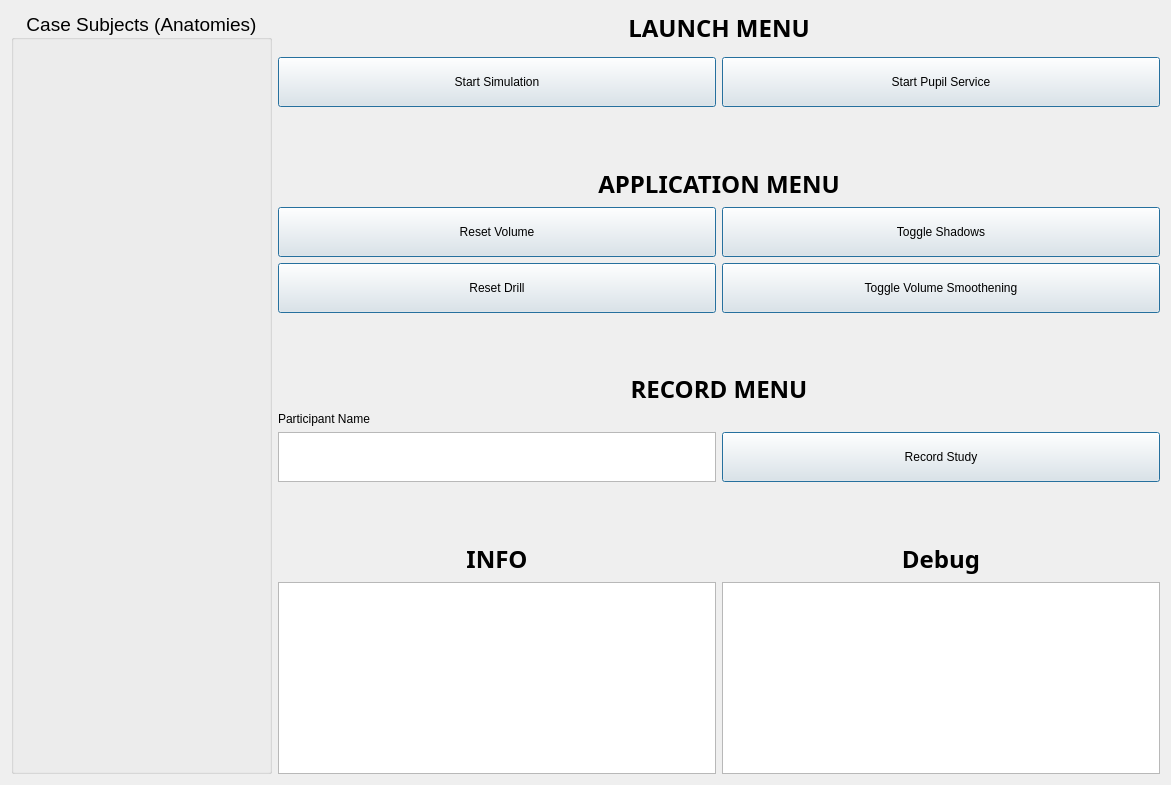
Above: scripts/study_gui/layout.ui from LCSR-SICKKIDS/volumetric_drilling before the change. Below: the same form after it.
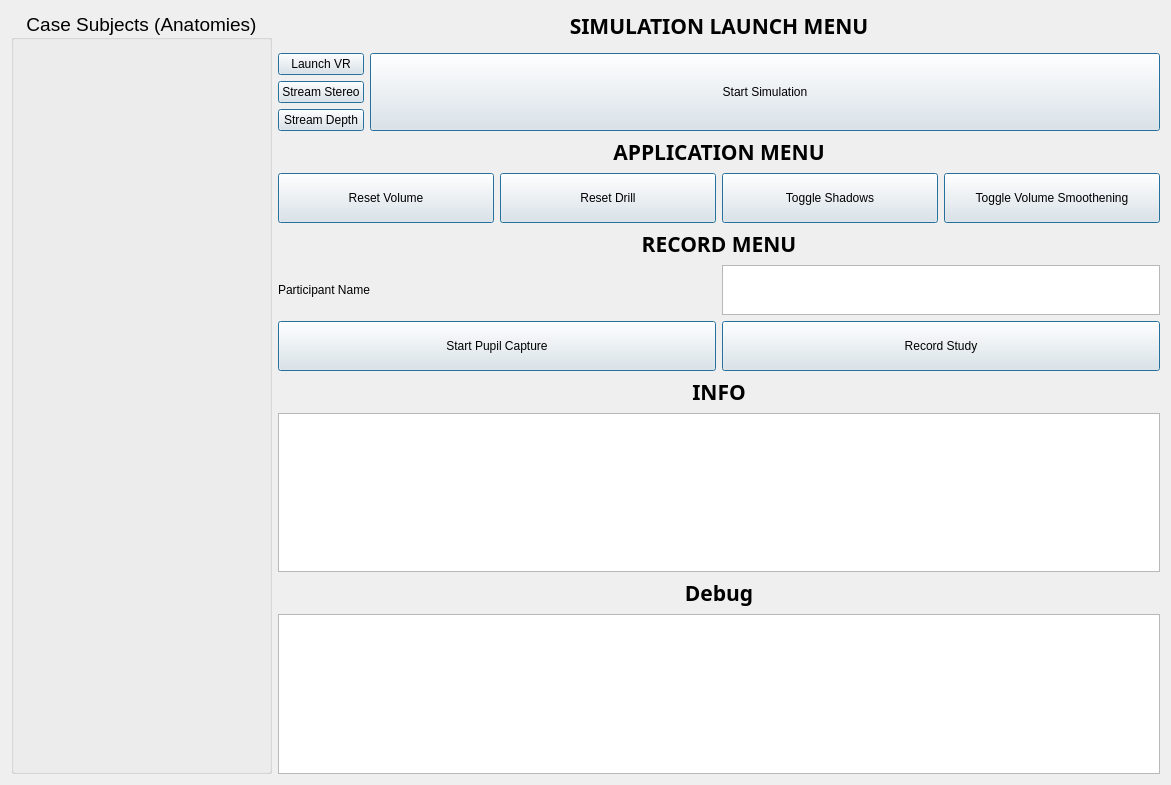
That is the form after the change.

Commit message: Added buttons for launch different cams and updated GUI

Diff of the .ui file:
```diff
--- a/scripts/study_gui/layout.ui
+++ b/scripts/study_gui/layout.ui
@@ -14,12 +14,12 @@
    <string>Form</string>
   </property>
   <layout class="QGridLayout" name="gridLayout_2">
-   <item row="7" column="2">
+   <item row="5" column="2">
     <widget class="QLabel" name="label">
      <property name="font">
       <font>
        <family>Ubuntu Mono</family>
-       <pointsize>18</pointsize>
+       <pointsize>16</pointsize>
        <weight>75</weight>
        <bold>true</bold>
       </font>
@@ -37,71 +37,34 @@
      <property name="font">
       <font>
        <family>Ubuntu Mono</family>
-       <pointsize>18</pointsize>
+       <pointsize>16</pointsize>
        <weight>75</weight>
        <bold>true</bold>
       </font>
      </property>
      <property name="text">
-      <string>LAUNCH MENU</string>
+      <string>SIMULATION LAUNCH MENU</string>
      </property>
      <property name="alignment">
       <set>Qt::AlignCenter</set>
      </property>
     </widget>
    </item>
-   <item row="0" column="0" rowspan="11">
-    <widget class="QGroupBox" name="groupBox">
-     <property name="sizePolicy">
-      <sizepolicy hsizetype="Preferred" vsizetype="Preferred">
-       <horstretch>0</horstretch>
-       <verstretch>0</verstretch>
-      </sizepolicy>
-     </property>
-     <property name="minimumSize">
-      <size>
-       <width>0</width>
-       <height>100</height>
-      </size>
-     </property>
-     <property name="font">
-      <font>
-       <pointsize>14</pointsize>
-      </font>
-     </property>
-     <property name="title">
-      <string>Case Subjects (Anatomies)</string>
-     </property>
-     <property name="alignment">
-      <set>Qt::AlignCenter</set>
-     </property>
-     <property name="flat">
-      <bool>false</bool>
-     </property>
-     <property name="checkable">
-      <bool>false</bool>
-     </property>
-     <layout class="QVBoxLayout" name="verticalLayout">
-      <item>
-       <layout class="QGridLayout" name="gridLayout"/>
-      </item>
-     </layout>
-    </widget>
-   </item>
-   <item row="10" column="2">
+   <item row="7" column="2">
     <layout class="QGridLayout" name="gridLayout_9">
-     <item row="1" column="1">
-      <widget class="QPlainTextEdit" name="textEdit_debug"/>
-     </item>
      <item row="1" column="0">
-      <widget class="QPlainTextEdit" name="textEdit_info"/>
+      <widget class="QPlainTextEdit" name="textEdit_info">
+       <property name="readOnly">
+        <bool>true</bool>
+       </property>
+      </widget>
      </item>
      <item row="0" column="0">
       <widget class="QLabel" name="label_4">
        <property name="font">
         <font>
          <family>Ubuntu Mono</family>
-         <pointsize>18</pointsize>
+         <pointsize>16</pointsize>
          <weight>75</weight>
          <bold>true</bold>
         </font>
@@ -114,12 +77,12 @@
        </property>
       </widget>
      </item>
-     <item row="0" column="1">
+     <item row="2" column="0">
       <widget class="QLabel" name="label_5">
        <property name="font">
         <font>
          <family>Ubuntu Mono</family>
-         <pointsize>18</pointsize>
+         <pointsize>16</pointsize>
          <weight>75</weight>
          <bold>true</bold>
         </font>
@@ -132,11 +95,18 @@
        </property>
       </widget>
      </item>
+     <item row="3" column="0">
+      <widget class="QPlainTextEdit" name="textEdit_debug">
+       <property name="readOnly">
+        <bool>true</bool>
+       </property>
+      </widget>
+     </item>
     </layout>
    </item>
-   <item row="5" column="2">
+   <item row="4" column="2">
     <layout class="QGridLayout" name="gridLayout_3">
-     <item row="6" column="1">
+     <item row="6" column="2">
       <widget class="QPushButton" name="button_toggle_shadows">
        <property name="minimumSize">
         <size>
@@ -168,7 +138,7 @@
        </property>
       </widget>
      </item>
-     <item row="7" column="0">
+     <item row="6" column="1">
       <widget class="QPushButton" name="button_reset_drill">
        <property name="minimumSize">
         <size>
@@ -184,7 +154,7 @@
        </property>
       </widget>
      </item>
-     <item row="7" column="1">
+     <item row="6" column="3">
       <widget class="QPushButton" name="button_toggle_vol_smooth">
        <property name="minimumSize">
         <size>
@@ -204,28 +174,81 @@
    </item>
    <item row="2" column="2">
     <layout class="QGridLayout" name="gridLayout_5">
-     <item row="2" column="1">
-      <widget class="QPushButton" name="button_pupil_service">
-       <property name="minimumSize">
-        <size>
-         <width>0</width>
-         <height>50</height>
-        </size>
+     <item row="3" column="1">
+      <widget class="QPushButton" name="button_launch_vr">
+       <property name="sizePolicy">
+        <sizepolicy hsizetype="Preferred" vsizetype="Preferred">
+         <horstretch>0</horstretch>
+         <verstretch>0</verstretch>
+        </sizepolicy>
        </property>
        <property name="text">
-        <string>Start Pupil Service</string>
+        <string>Launch VR</string>
        </property>
+       <property name="checkable">
+        <bool>true</bool>
+       </property>
        <property name="default">
         <bool>true</bool>
        </property>
       </widget>
      </item>
-     <item row="2" column="0">
+     <item row="4" column="1">
+      <widget class="QPushButton" name="button_stream_stereo">
+       <property name="sizePolicy">
+        <sizepolicy hsizetype="Preferred" vsizetype="Preferred">
+         <horstretch>0</horstretch>
+         <verstretch>0</verstretch>
+        </sizepolicy>
+       </property>
+       <property name="toolTip">
+        <string>&lt;html&gt;&lt;head/&gt;&lt;body&gt;&lt;p&gt;Push to enable to publishing stereo video as ROS images&lt;/p&gt;&lt;/body&gt;&lt;/html&gt;</string>
+       </property>
+       <property name="text">
+        <string>Stream Stereo</string>
+       </property>
+       <property name="checkable">
+        <bool>true</bool>
+       </property>
+       <property name="default">
+        <bool>true</bool>
+       </property>
+      </widget>
+     </item>
+     <item row="5" column="1">
+      <widget class="QPushButton" name="button_stream_depth">
+       <property name="sizePolicy">
+        <sizepolicy hsizetype="Preferred" vsizetype="Preferred">
+         <horstretch>0</horstretch>
+         <verstretch>0</verstretch>
+        </sizepolicy>
+       </property>
+       <property name="toolTip">
+        <string>&lt;html&gt;&lt;head/&gt;&lt;body&gt;&lt;p&gt;Push to enable publishing depth as ROS depth point cloud&lt;/p&gt;&lt;/body&gt;&lt;/html&gt;</string>
+       </property>
+       <property name="text">
+        <string>Stream Depth</string>
+       </property>
+       <property name="checkable">
+        <bool>true</bool>
+       </property>
+       <property name="default">
+        <bool>true</bool>
+       </property>
+      </widget>
+     </item>
+     <item row="3" column="2" rowspan="3">
       <widget class="QPushButton" name="button_start_simulation">
+       <property name="sizePolicy">
+        <sizepolicy hsizetype="Expanding" vsizetype="Preferred">
+         <horstretch>0</horstretch>
+         <verstretch>0</verstretch>
+        </sizepolicy>
+       </property>
        <property name="minimumSize">
         <size>
          <width>0</width>
-         <height>50</height>
+         <height>0</height>
         </size>
        </property>
        <property name="text">
@@ -239,24 +262,11 @@
     </layout>
    </item>
    <item row="3" column="2">
-    <spacer name="verticalSpacer">
-     <property name="orientation">
-      <enum>Qt::Vertical</enum>
-     </property>
-     <property name="sizeHint" stdset="0">
-      <size>
-       <width>20</width>
-       <height>40</height>
-      </size>
-     </property>
-    </spacer>
-   </item>
-   <item row="4" column="2">
     <widget class="QLabel" name="label_2">
      <property name="font">
       <font>
        <family>Ubuntu Mono</family>
-       <pointsize>18</pointsize>
+       <pointsize>16</pointsize>
        <weight>75</weight>
        <bold>true</bold>
       </font>
@@ -272,32 +282,9 @@
      </property>
     </widget>
    </item>
-   <item row="8" column="2">
+   <item row="6" column="2">
     <layout class="QGridLayout" name="gridLayout_4">
-     <item row="2" column="0">
-      <widget class="QTextEdit" name="textEdit_participant_name">
-       <property name="sizePolicy">
-        <sizepolicy hsizetype="Preferred" vsizetype="Preferred">
-         <horstretch>0</horstretch>
-         <verstretch>0</verstretch>
-        </sizepolicy>
-       </property>
-       <property name="maximumSize">
-        <size>
-         <width>16777215</width>
-         <height>50</height>
-        </size>
-       </property>
-      </widget>
-     </item>
-     <item row="1" column="0">
-      <widget class="QLabel" name="label_participant_name">
-       <property name="text">
-        <string>Participant Name</string>
-       </property>
-      </widget>
-     </item>
-     <item row="2" column="1">
+     <item row="2" column="2">
       <widget class="QPushButton" name="button_record_study">
        <property name="minimumSize">
         <size>
@@ -319,33 +306,84 @@
        </property>
       </widget>
      </item>
+     <item row="1" column="0">
+      <widget class="QLabel" name="label_participant_name">
+       <property name="text">
+        <string>Participant Name</string>
+       </property>
+      </widget>
+     </item>
+     <item row="2" column="0">
+      <widget class="QPushButton" name="button_pupil_capture">
+       <property name="minimumSize">
+        <size>
+         <width>0</width>
+         <height>50</height>
+        </size>
+       </property>
+       <property name="text">
+        <string>Start Pupil Capture</string>
+       </property>
+       <property name="default">
+        <bool>true</bool>
+       </property>
+      </widget>
+     </item>
+     <item row="1" column="2">
+      <widget class="QTextEdit" name="textEdit_participant_name">
+       <property name="sizePolicy">
+        <sizepolicy hsizetype="Preferred" vsizetype="Preferred">
+         <horstretch>0</horstretch>
+         <verstretch>0</verstretch>
+        </sizepolicy>
+       </property>
+       <property name="maximumSize">
+        <size>
+         <width>16777215</width>
+         <height>50</height>
+        </size>
+       </property>
+      </widget>
+     </item>
     </layout>
    </item>
-   <item row="6" column="2">
-    <spacer name="verticalSpacer_2">
-     <property name="orientation">
-      <enum>Qt::Vertical</enum>
+   <item row="0" column="0" rowspan="8">
+    <widget class="QGroupBox" name="groupBox">
+     <property name="sizePolicy">
+      <sizepolicy hsizetype="Preferred" vsizetype="Preferred">
+       <horstretch>0</horstretch>
+       <verstretch>0</verstretch>
+      </sizepolicy>
      </property>
-     <property name="sizeHint" stdset="0">
+     <property name="minimumSize">
       <size>
-       <width>20</width>
-       <height>40</height>
+       <width>0</width>
+       <height>100</height>
       </size>
      </property>
-    </spacer>
-   </item>
-   <item row="9" column="2">
-    <spacer name="verticalSpacer_3">
-     <property name="orientation">
-      <enum>Qt::Vertical</enum>
+     <property name="font">
+      <font>
+       <pointsize>14</pointsize>
+      </font>
      </property>
-     <property name="sizeHint" stdset="0">
-      <size>
-       <width>20</width>
-       <height>40</height>
-      </size>
+     <property name="title">
+      <string>Case Subjects (Anatomies)</string>
      </property>
-    </spacer>
+     <property name="alignment">
+      <set>Qt::AlignCenter</set>
+     </property>
+     <property name="flat">
+      <bool>false</bool>
+     </property>
+     <property name="checkable">
+      <bool>false</bool>
+     </property>
+     <layout class="QVBoxLayout" name="verticalLayout">
+      <item>
+       <layout class="QGridLayout" name="gridLayout"/>
+      </item>
+     </layout>
+    </widget>
    </item>
   </layout>
  </widget>
```
Left out of the diff: 3 changed lines with no effect on the pictures. The commit also changes 1 other file.
